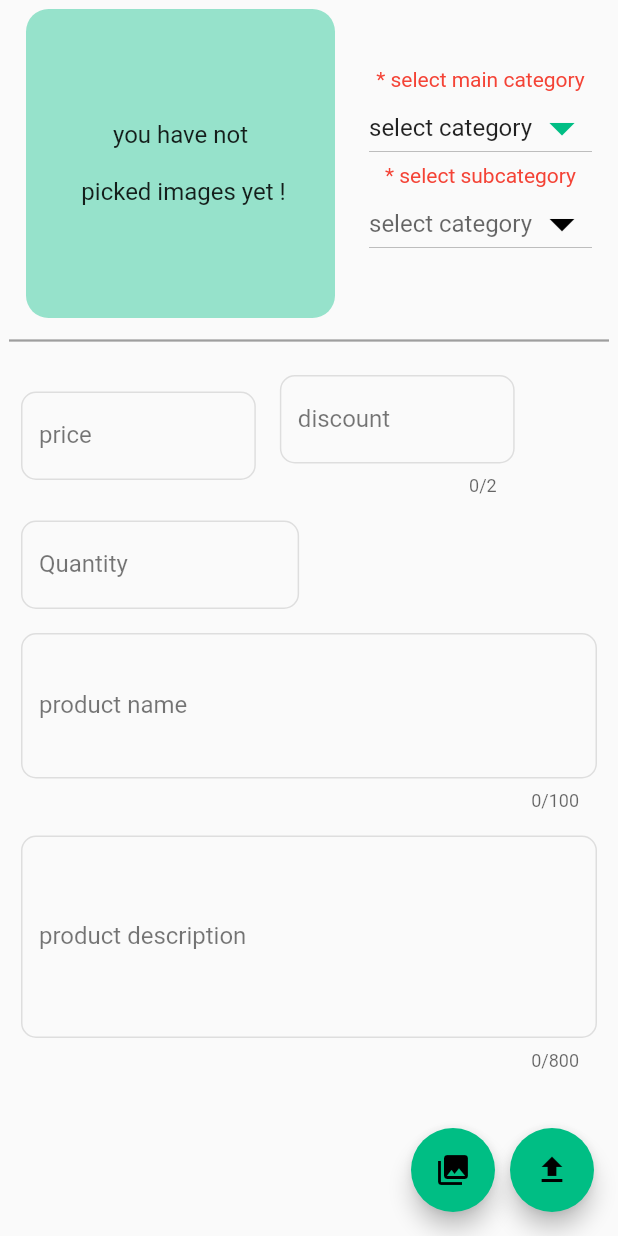
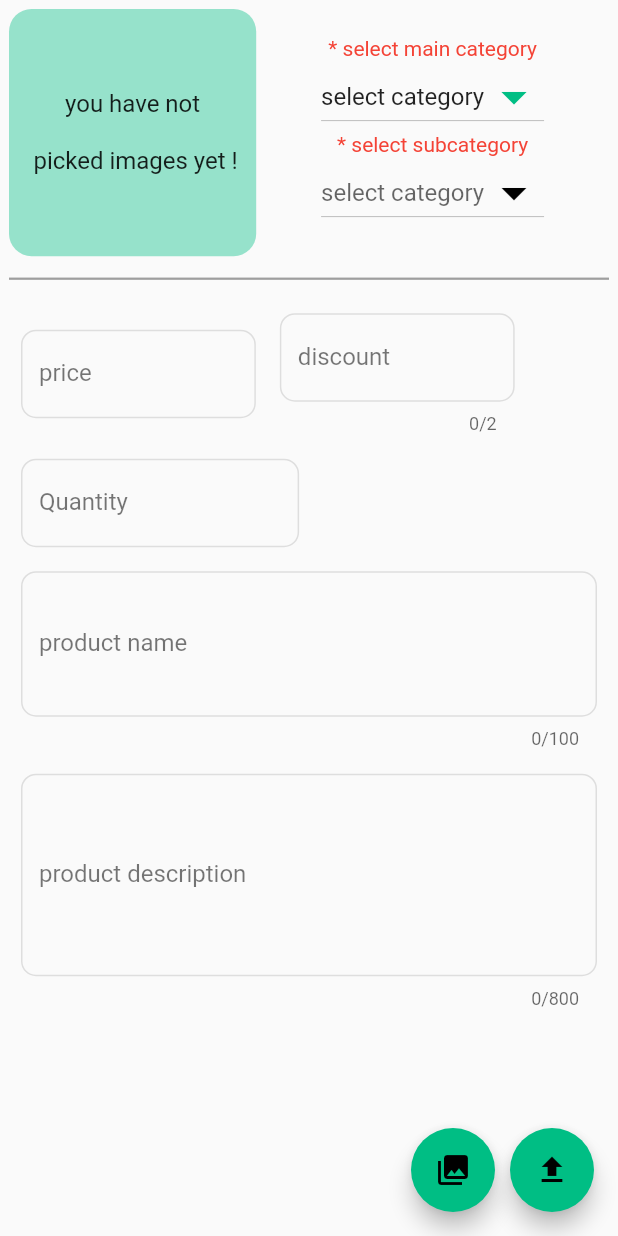
Before and after one commit to HeshamAli5225/ICHO_SHOP, a Flutter app: the UploadProductScreen screen opened directly, on a phone screen of 412 x 824 dp. Run offline on Flutter 3.47's test engine with Material 2 defaults, Android fonts, the phone set to English and light mode, and no system bars; our stand-ins replace badges, carousel_slider, cloud_firestore, easy_localization, expandable, firebase_auth and 14 more; missing offline and left inert: flutter_facebook_auth, flutter_stripe, staggered_grid_view_flutter; accounts and stored records are empty.

Commit message:
update ui size

```diff
--- a/assets/translations/ar-SA.json
+++ b/assets/translations/ar-SA.json
@@ -66,5 +66,6 @@
   "Enter your address": "أدخل عنوانك",
   "my order":"طلباتي",
   "search": "بحث",
-  "what are you looking": "علي ما تبحث ؟"
+  "what are you looking": "علي ما تبحث ؟",
+  "Search for any thing ..":"إبحث عن أي شيئ"
 }
--- a/assets/translations/en-US.json
+++ b/assets/translations/en-US.json
@@ -66,6 +66,7 @@
   "Enter your address": "Enter your address",
   "my order":"MyOrder",
   "search": "search",
-  "what are you looking": "what are you looking for ?"
+  "what are you looking": "what are you looking for ?",
+  "Search for any thing ..":"Search for any thing .."
 
 }
--- a/lib/utils/my_string.dart
+++ b/lib/utils/my_string.dart
@@ -145,6 +145,9 @@ class StringManger {
 
   static const String  what_are_you_looking = "what are you looking";
 
+  static const String  search_for_any_thing = "Search for any thing ..";
+
+
 
 
 
--- a/lib/veiw/screens/search_screen.dart
+++ b/lib/veiw/screens/search_screen.dart
@@ -1,6 +1,8 @@
 import 'package:cloud_firestore/cloud_firestore.dart';
+import 'package:easy_localization/easy_localization.dart';
 import 'package:flutter/cupertino.dart';
 import 'package:flutter/material.dart';
+import 'package:shop/utils/my_string.dart';
 import 'package:shop/utils/theme.dart';
 
 import 'package:shop/veiw/screens/suppliers/manage_product/product_details.dart';
@@ -50,13 +52,13 @@ class _SearchScreenState extends State<SearchScreen> {
           width: MediaQuery.of(context).size.width * 0.7,
           child: Row(
               mainAxisAlignment: MainAxisAlignment.start,
-              children: const [
+              children: [
                 Padding(
                   padding: EdgeInsets.symmetric(horizontal: 15),
                   child: Icon(Icons.search, color: Colors.white),
                 ),
                 Text(
-                  'Search for any thing ..',
+                  tr(StringManger.search_for_any_thing),
                   style: TextStyle(color: Colors.white),
                 )
               ]),
--- a/lib/veiw/screens/suppliers/upload.dart
+++ b/lib/veiw/screens/suppliers/upload.dart
@@ -201,8 +201,8 @@ class _UploadProductScreenState extends State<UploadProductScreen> {
 
                                 color: mainColor.withOpacity(.4),
                                 borderRadius: BorderRadius.circular(15)),
-                            height: size.width * 0.5,
-                            width: size.width * 0.5,
+                            height: size.width * 0.4,
+                            width: size.width * 0.4,
                             child: imagesFileList != null
                                 ? ClipRRect(borderRadius: BorderRadius.circular(15),child: previewImages())
                                 : const Center(
@@ -212,7 +212,9 @@ class _UploadProductScreenState extends State<UploadProductScreen> {
                                         style: TextStyle(fontSize: 16)),
                                   ),
                           ),
-                          Column(
+                          Expanded(
+                            child: Center(
+                              child: Column(
                                 mainAxisAlignment: MainAxisAlignment.spaceAround,
                                 crossAxisAlignment: CrossAxisAlignment.start,
                                 children: [
@@ -272,6 +274,8 @@ class _UploadProductScreenState extends State<UploadProductScreen> {
                                     ],
                                   ),
                                 ],
+                              ),
+                            ),
                           )
                         ]),
                     const SizedBox(
```
Also changed, not shown: lib/veiw/screens/suppliers/manage_product/product_details.dart (+7 -3 lines), lib/veiw/screens/suppliers/supplier_statics.dart (+6 -2 lines). Lines whose indentation alone changed are shown as unchanged.
